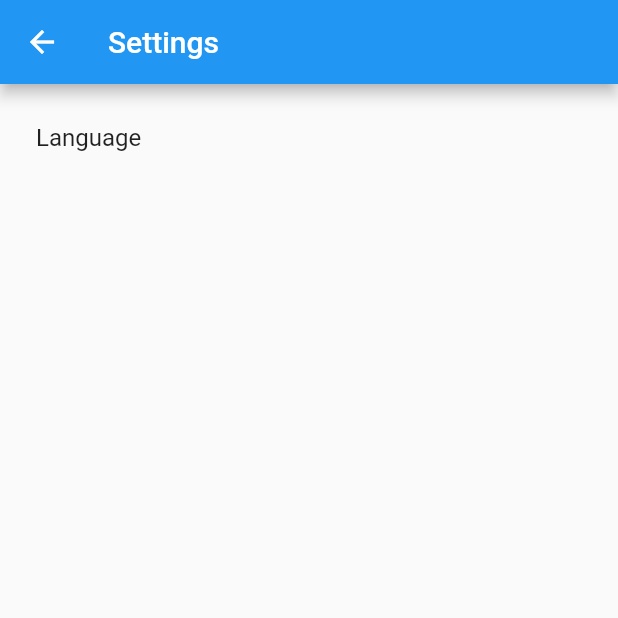
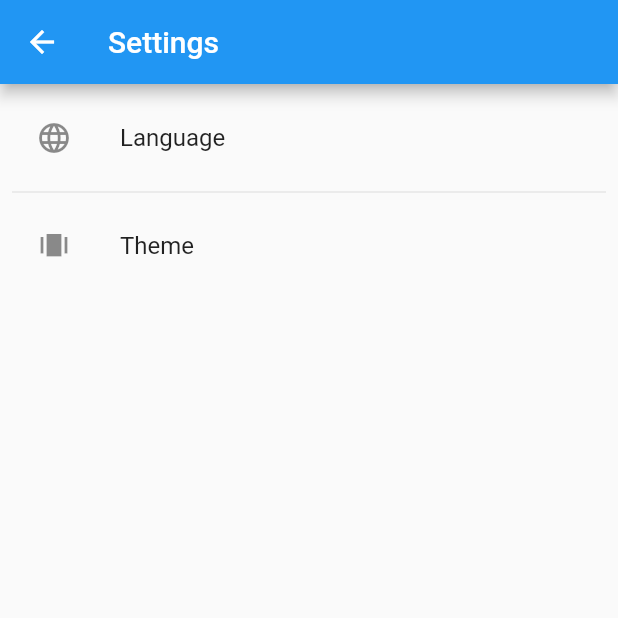
Before and after one commit to szrbdk/project_pokemon, a Flutter app: the screen it shows after launch, after a tap on "Settings", on a phone screen of 412 x 824 dp, the top half of it. Run offline on Flutter 3.47's test engine with Material 2 defaults, Android fonts, the light colour scheme and no system bars; our stand-ins replace bloc, cached_network_image, dio, flutter_bloc, flutter_svg, lottie and 2 more; network calls fail.

Commit message:
Theme support added.

```diff
--- a/lib/l10n/intl_en.arb
+++ b/lib/l10n/intl_en.arb
@@ -33,5 +33,7 @@
     "successful": "Successful",
     "failed": "Failed",
     "pokemon_catched": "Pokémon catched.",
-    "pokemon_catch_failed": "Pokémon catch failed."
+    "pokemon_catch_failed": "Pokémon catch failed.",
+    "theme": "Theme",
+    "theme_mode": "{themeMode, select, dark {Dark} light {Light} other {System}}"
 }
--- a/lib/l10n/intl_tr.arb
+++ b/lib/l10n/intl_tr.arb
@@ -32,5 +32,7 @@
     "successful": "Başarılı",
     "failed": "Başarısız",
     "pokemon_catched": "Pokémon yakalandı.",
-    "pokemon_catch_failed": "Pokémon yakalanamadı."
+    "pokemon_catch_failed": "Pokémon yakalanamadı.",
+    "theme": "Tema",
+    "theme_mode": "{themeMode, select, dark {Koyu} light {Açık} other {Sistem}}"
 }
--- a/lib/main.dart
+++ b/lib/main.dart
@@ -4,11 +4,13 @@ import 'package:flutter_localizations/flutter_localizations.dart';
 import 'package:project_pokemon/ui/home/home_page.dart';
 import 'package:project_pokemon/utilities/blocs/app_config_bloc/app_config_bloc.dart';
 import 'package:project_pokemon/utilities/simple_bloc_observer.dart';
+import 'package:project_pokemon/utilities/theme/theme_provider.dart';
 
 import 'generated/l10n.dart';
 
-void main() {
+void main() async {
   WidgetsFlutterBinding.ensureInitialized();
+  await ThemeProvider.i.getThemeSettigsFromStorage();
   Bloc.observer = SimpleBlocObserver();
   runApp(const MyApp());
 }
@@ -23,6 +25,8 @@ class MyApp extends StatefulWidget {
 class _MyAppState extends State<MyApp> {
   Locale locale = const Locale('en');
 
+  ThemeMode themeMode = ThemeProvider.i.themeMode;
+
   @override
   Widget build(BuildContext context) {
     return BlocProvider(
@@ -31,10 +35,15 @@ class _MyAppState extends State<MyApp> {
         builder: (context, state) {
           if (state is LocaleChangedState) {
             locale = state.locale;
+          }else if (state is ThemeChangedState){
+            themeMode = state.themeMode;
           }
           return MaterialApp(
             debugShowCheckedModeBanner: false,
             locale: locale,
+            themeMode: themeMode,
+            theme: ThemeProvider.i.lightTheme,
+            darkTheme: ThemeProvider.i.darkTheme,
             localizationsDelegates: const [
               S.delegate,
               GlobalMaterialLocalizations.delegate,
@@ -42,7 +51,6 @@ class _MyAppState extends State<MyApp> {
               GlobalCupertinoLocalizations.delegate,
             ],
             supportedLocales: S.delegate.supportedLocales,
-            theme: ThemeData(primarySwatch: Colors.blue),
             home: const HomePage(),
           );
         },
--- a/lib/utilities/blocs/app_config_bloc/app_config_event.dart
+++ b/lib/utilities/blocs/app_config_bloc/app_config_event.dart
@@ -7,3 +7,8 @@ class LocaleChangedEvent extends AppConfigEvent {
   final Locale locale;
   LocaleChangedEvent(this.locale);
 }
+
+class ThemeChangedEvent extends AppConfigEvent {
+  final ThemeMode themeMode;
+  ThemeChangedEvent(this.themeMode);
+}
--- a/lib/utilities/blocs/app_config_bloc/app_config_state.dart
+++ b/lib/utilities/blocs/app_config_bloc/app_config_state.dart
@@ -9,3 +9,8 @@ class LocaleChangedState extends AppConfigState {
   final Locale locale;
   LocaleChangedState(this.locale);
 }
+
+class ThemeChangedState extends AppConfigState {
+  final ThemeMode themeMode;
+  ThemeChangedState(this.themeMode);
+}
--- /dev/null
+++ b/lib/utilities/constants/storage_keys.dart
@@ -0,0 +1,5 @@
+class StorageKey {
+  static String get pokedex => 'dex';
+  static String get favorites => 'fav';
+  static String get theme => 'theme';
+}
--- a/lib/utilities/storage/storage.dart
+++ b/lib/utilities/storage/storage.dart
@@ -1,6 +1,7 @@
 import 'dart:convert';
 
 import 'package:project_pokemon/client/models/pokemon/pokemon_detail.dart';
+import 'package:project_pokemon/utilities/constants/storage_keys.dart';
 import 'package:shared_preferences/shared_preferences.dart';
 
 // SharedPreferences is not the best way to storage this data
@@ -13,9 +14,6 @@ class Storage {
   static final Storage _instance = Storage._();
   static Storage get i => _instance;
 
-  final String _dexKey = 'dex';
-  final String _favoriteKey = 'fav';
-
   final List<String> _favorites = [];
   final Map<int, PokemonDetail> _dex = {};
 
@@ -24,8 +22,8 @@ class Storage {
 
   Future<void> initializeStorage() async {
     final prefs = await SharedPreferences.getInstance();
-    List<String>? _favItems = prefs.getStringList(_favoriteKey);
-    String? _dexItems = prefs.getString(_dexKey);
+    List<String>? _favItems = prefs.getStringList(StorageKey.favorites);
+    String? _dexItems = prefs.getString(StorageKey.pokedex);
     if (_favItems != null) {
       _favorites.clear();
       _favorites.addAll(_favItems);
@@ -78,7 +76,7 @@ class Storage {
 
   Future<bool> _saveFavorite() async {
     final prefs = await SharedPreferences.getInstance();
-    bool res = await prefs.setStringList(_favoriteKey, _favorites);
+    bool res = await prefs.setStringList(StorageKey.favorites, _favorites);
     return Future.value(res);
   }
 
@@ -86,7 +84,7 @@ class Storage {
     final prefs = await SharedPreferences.getInstance();
     var map = Map<String, dynamic>.from(
         dex.map((key, value) => MapEntry("$key", value.toJson())));
-    bool res = await prefs.setString(_dexKey, json.encode(map));
+    bool res = await prefs.setString(StorageKey.pokedex, json.encode(map));
     return Future.value(res);
   }
 }
--- /dev/null
+++ b/lib/utilities/theme/theme_provider.dart
@@ -0,0 +1,34 @@
+import 'package:flutter/material.dart';
+import 'package:project_pokemon/utilities/constants/storage_keys.dart';
+import 'package:shared_preferences/shared_preferences.dart';
+
+class ThemeProvider {
+  ThemeProvider._();
+  static ThemeProvider _instance = ThemeProvider._();
+  static ThemeProvider get i => _instance;
+
+  ThemeMode themeMode = ThemeMode.system;
+  ThemeData get darkTheme => _darkTheme;
+  ThemeData get lightTheme => _lightTheme;
+
+  ThemeData _darkTheme = ThemeData.dark();
+  ThemeData _lightTheme = ThemeData.light();
+
+  Future<void> getThemeSettigsFromStorage() async {
+    final prefs = await SharedPreferences.getInstance();
+    final _themeString = prefs.getString(StorageKey.theme);
+    if (_themeString != null) {
+      themeMode = ThemeMode.values.firstWhere(
+          (element) => element.toString() == _themeString,
+          orElse: () => themeMode);
+    }
+  }
+
+
+  Future<bool> saveThemeSettingsFromStorage(ThemeMode mode) async {
+    final prefs = await SharedPreferences.getInstance();
+    themeMode = mode;
+    final success = await prefs.setString(StorageKey.theme, mode.toString());
+    return Future.value(success);
+  }
+}
--- a/pubspec.yaml
+++ b/pubspec.yaml
@@ -6,7 +6,7 @@ publish_to: 'none'
 version: 1.0.0+1
 
 environment:
-  sdk: ">=2.14.0 <3.0.0"
+  sdk: ">=2.13.4 <3.0.0"
 
 dependencies:
   flutter:
@@ -19,7 +19,7 @@ dependencies:
   flutter_bloc: ^7.3.0
   flutter_svg: ^0.22.0
   palette_generator: ^0.3.1
-  shared_preferences: ^2.0.8
+  shared_preferences: ^2.0.7
   lottie: ^1.2.1
 
 dev_dependencies:
```
Also changed, not shown: lib/ui/settings/settings_screen.dart (+76 -3 lines), lib/utilities/blocs/app_config_bloc/app_config_bloc.dart (+6 -1 lines), lib/generated/intl/messages_en.dart, lib/generated/intl/messages_tr.dart, lib/generated/l10n.dart, pubspec.lock, 1 other file.
